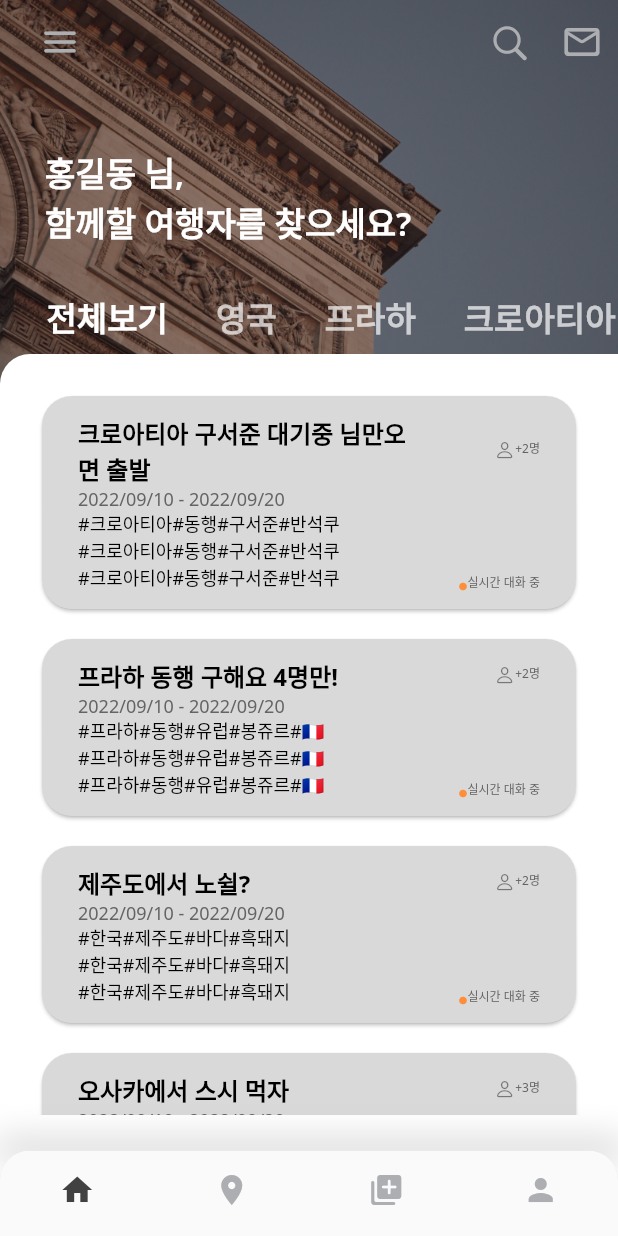
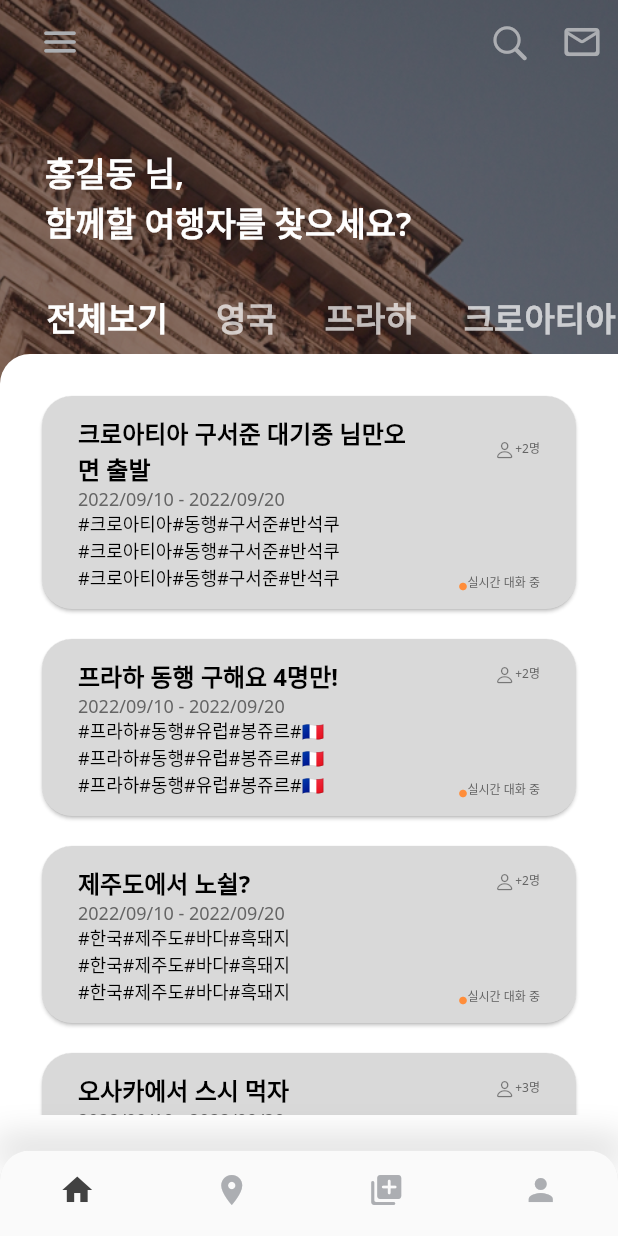
Before and after one commit to jihun-bang/project-donghaeng, a Flutter app: the screen it shows after launch, on a phone screen of 412 x 824 dp. Run offline on Flutter 3.47's test engine with Material 2 defaults, Android fonts, the phone set to English and light mode, and no system bars; our stand-ins replace google_fonts.

Commit message:
[Home] 배경 이미지 확대

```diff
--- a/lib/view/home_view.dart
+++ b/lib/view/home_view.dart
@@ -44,7 +44,8 @@ class _HomeViewState extends State<HomeView> with TickerProviderStateMixin {
             image: DecorationImage(
                 image: AssetImage(
                     'assets/images/image_home_$_selectedTabIndex.png'),
-                alignment: Alignment.topCenter)),
+                alignment: Alignment.topCenter,
+                fit: BoxFit.cover)),
         child: Column(
           mainAxisAlignment: MainAxisAlignment.start,
           crossAxisAlignment: CrossAxisAlignment.start,
```
